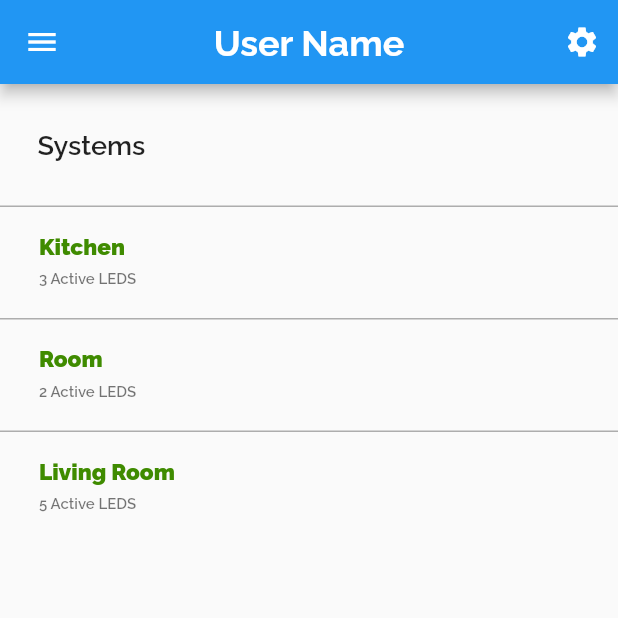
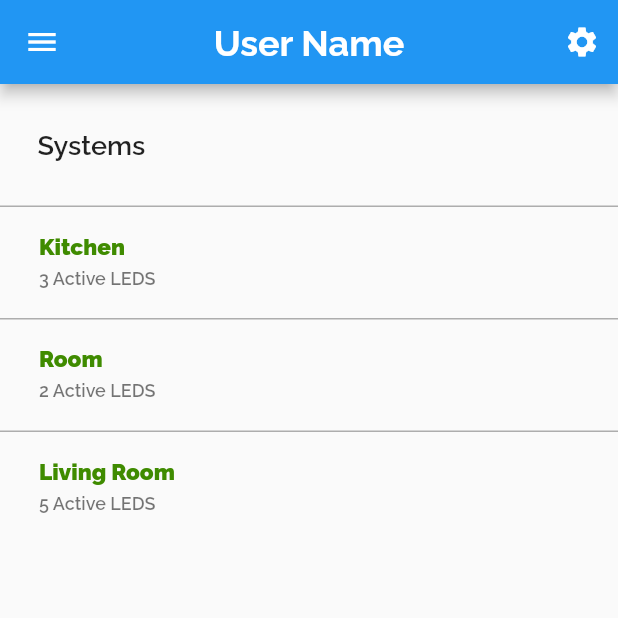
Before and after one commit to MohammadAlAgha/luminexa, a Flutter app: the landing screen opened directly, on a phone screen of 412 x 824 dp, the top half of it. Run offline on Flutter 3.47's test engine with Material 2 defaults, Android fonts, the phone set to English and light mode, and no system bars; our stand-ins replace flutter_svg, google_nav_bar.

Commit message:
Frontend: Adjusted font size and family in the normal tile

```diff
--- a/luminexa_mobile/lib/widgets/listsWidget/listWidget.dart
+++ b/luminexa_mobile/lib/widgets/listsWidget/listWidget.dart
@@ -36,8 +36,8 @@ class listOption extends StatelessWidget {
             "$activeLeds Active LEDS",
             style: TextStyle(
                 fontFamily: "RalewayBold",
-                fontSize: 10,
-                fontWeight: FontWeight.w600),
+                fontSize: 12,
+                fontWeight: FontWeight.w700),
           ),
         ),
       ),
```
